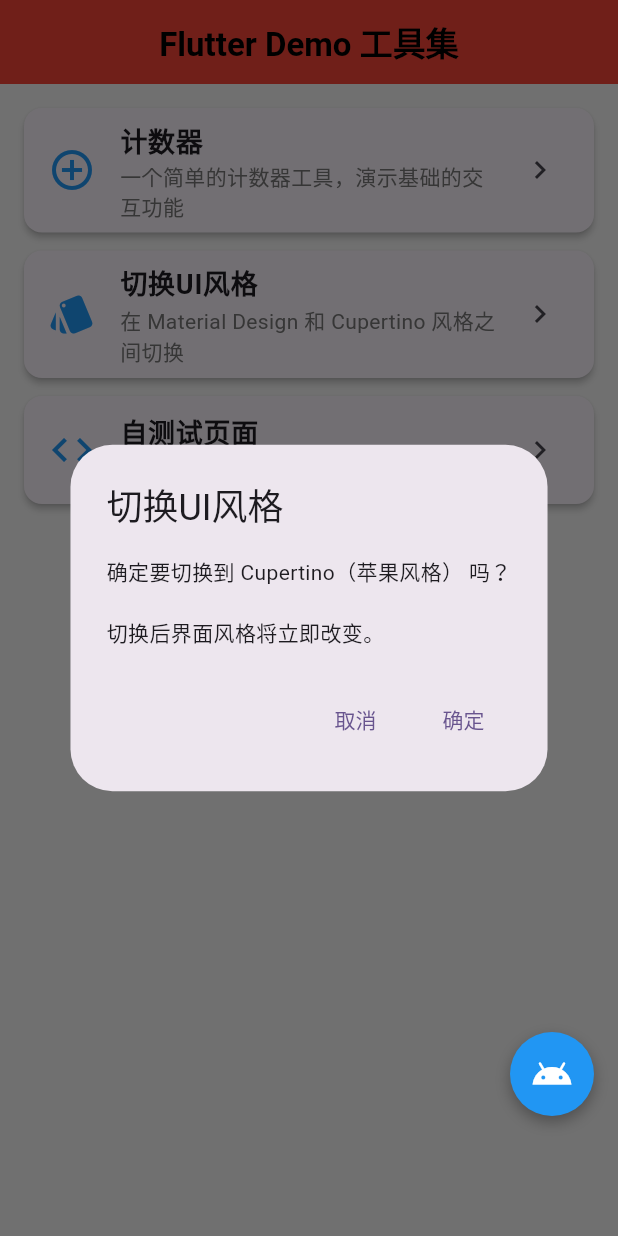
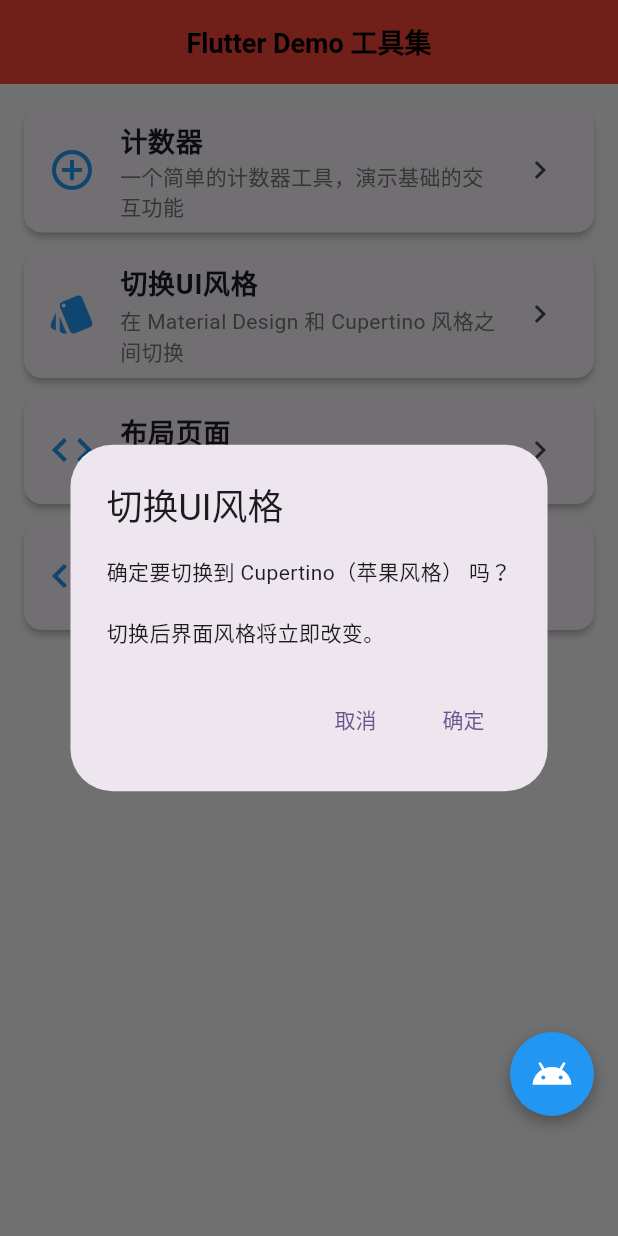
Before and after one commit to Garenge/Flutter-my-app, a Flutter app: the screen it shows after launch, after a tap on "切换UI风格", on a phone screen of 412 x 824 dp. Run offline on Flutter 3.47's test engine with Material 3 defaults, Android fonts, the phone set to English and light mode, and no system bars; our stand-ins replace shared_preferences.

Commit message:
重构：创建页面基类 MyBasePage，HomePage 继承基类，添加圆角样式
- 新增 lib/base/my_base_page.dart：通用页面基类，统一页面结构和导航栏样式
- HomePage 改为继承 MyBasePage，简化代码结构
- 为 Material 和 Cupertino 风格的列表项添加圆角（12px）
- 新增示例页面：my_layout_page.dart, my_navi_page.dart
- 删除测试页面：my_test_page.dart

```diff
--- /dev/null
+++ b/lib/base/my_base_page.dart
@@ -0,0 +1,72 @@
+import 'package:flutter/material.dart';
+import 'package:my_app/widgets/unified_page_scaffold.dart';
+
+/// 通用页面基类，相当于 iOS 里的基类 ViewController
+/// 负责：
+/// - 包一层 UnifiedPageScaffold
+/// - 统一导航栏样式
+/// - 统一是否使用 SafeArea
+/// 子类只需要关心：标题 + body 内容
+abstract class MyBasePage extends StatelessWidget {
+  const MyBasePage({super.key});
+
+  /// 页面标题（子类必须实现）
+  String get pageTitle => 'My page';
+
+  /// 整个页面背景色（包括 SafeArea 外），子类可按需重写
+  Color? get pageBackgroundColor => Colors.grey[100];
+
+  /// AppBar 背景色，子类可按需重写
+  Color get appBarBackgroundColor => Colors.blue;
+
+  /// 是否用 SafeArea 包裹 body，默认 true，子类可重写
+  bool get useSafeArea => true;
+
+  /// 页面主体内容（子类必须实现）
+  Widget buildBody(BuildContext context);
+
+  /// 右侧按钮（actions），子类可选实现
+  List<Widget>? buildActions(BuildContext context) => null;
+
+  /// 左侧 leading，子类可选实现
+  Widget? buildLeading(BuildContext context) => null;
+
+  /// 是否自动显示返回按钮，默认 true，子类可重写
+  bool get automaticallyImplyLeading => true;
+
+  @override
+  Widget build(BuildContext context) {
+    final body = buildBody(context);
+    final wrappedBody = useSafeArea ? SafeArea(child: body) : body;
+
+    return UnifiedPageScaffold(
+      backgroundColor: pageBackgroundColor,
+      appBar: buildAppBar(context),
+      body: wrappedBody,
+    );
+  }
+
+  Widget buildAppBar(BuildContext context) {
+    return UnifiedAppBar(
+      title: Text(
+        pageTitle,
+        style: const TextStyle(
+          fontSize: 18,
+          fontWeight: FontWeight.w600,
+          color: Colors.black,
+          inherit: false, // 明确避免 TextStyle 插值冲突
+        ),
+      ),
+      backgroundColor: appBarBackgroundColor,
+      leading: buildLeading(context),
+      actions: buildActions(context),
+      automaticallyImplyLeading: automaticallyImplyLeading,
+      cupertinoConfig: const {
+        'hideBorder': true,
+      },
+      materialConfig: const {
+        'toolbarHeight': 56.0,
+      },
+    );
+  }
+}
--- a/lib/pages/home_page.dart
+++ b/lib/pages/home_page.dart
@@ -1,10 +1,11 @@
 import 'package:flutter/material.dart';
 import 'package:flutter/cupertino.dart';
+import 'package:my_app/base/my_base_page.dart';
 import '../services/app_style_manager.dart';
-import '../widgets/unified_page_scaffold.dart';
 import '../widgets/unified_dialogs.dart';
 import 'counter_page.dart';
-import 'my_test_page.dart';
+import 'my_layout_page.dart';
+import 'my_navi_page.dart';
 
 /// 工具模型
 class ToolItem {
@@ -22,8 +23,24 @@ class ToolItem {
 }
 
 /// 首页 - 工具列表
-class HomePage extends StatelessWidget {
+class HomePage extends MyBasePage {
   const HomePage({super.key});
+
+  /// 页面标题
+  @override
+  String get pageTitle => 'Flutter Demo 工具集';
+
+  /// 覆盖 AppBar 背景色（保持原来的红色）
+  @override
+  Color get appBarBackgroundColor => Colors.red;
+
+  /// 覆盖页面背景色（保持原来的灰色）
+  @override
+  Color? get pageBackgroundColor => Colors.grey[100];
+
+  /// 首页不需要返回按钮
+  @override
+  bool get automaticallyImplyLeading => false;
 
   /// 获取所有工具列表
   List<ToolItem> _getTools(BuildContext context) {
@@ -43,58 +60,28 @@ class HomePage extends StatelessWidget {
         onTap: () => _handleStyleSwitch(context),
       ),
       ToolItem(
-        title: '自测试页面',
+        title: '布局页面',
         description: '这个页面, 手写代码',
         icon: Icons.code,
         onTap: () {
-          _navigateToPage(context, const MyTestPage());
+          _navigateToPage(context, const MyLayoutPage());
+        },
+      ),
+      ToolItem(
+        title: '导航',
+        description: '导航UI',
+        icon: Icons.code,
+        onTap: () {
+          _navigateToPage(context, const MyNaviPage());
         },
       ),
       // 后续可以继续添加更多工具
     ];
   }
 
+  /// 构建页面主体（基类要求实现的方法）
   @override
-  Widget build(BuildContext context) {
-    final currentStyle = AppStyleManager.maybeOf(context)?.currentStyle ??
-        AppDesignStyle.material;
-
-    return UnifiedPageScaffold(
-      backgroundColor: Colors.grey[100],
-      appBar: _buildAppBar(currentStyle),
-      body: SafeArea(
-        child: _buildBody(context),
-      ),
-    );
-  }
-
-  /// 构建 AppBar
-  Widget _buildAppBar(AppDesignStyle currentStyle) {
-    return const UnifiedAppBar(
-      title: Text(
-        'Flutter Demo 工具集',
-        style: TextStyle(
-          fontSize: 22,
-          fontWeight: FontWeight.w600,
-          color: Colors.black,
-          inherit: false, // 明确设置 inherit 避免样式合并冲突
-        ),
-      ),
-      backgroundColor: Colors.red,
-      automaticallyImplyLeading: false,
-      // Cupertino 特定配置
-      cupertinoConfig: {
-        'hideBorder': true,
-      },
-      // Material 特定配置
-      materialConfig: {
-        'toolbarHeight': 56.0,
-      },
-    );
-  }
-
-  /// 构建页面主体
-  Widget _buildBody(BuildContext context) {
+  Widget buildBody(BuildContext context) {
     final tools = _getTools(context);
 
     return ListView.builder(
@@ -117,6 +104,9 @@ class HomePage extends StatelessWidget {
       return Card(
         margin: const EdgeInsets.only(bottom: 12),
         elevation: 2,
+        shape: RoundedRectangleBorder(
+          borderRadius: BorderRadius.circular(12), // 圆角半径，可以调整
+        ),
         child: ListTile(
           leading: Icon(tool.icon, size: 32, color: Colors.blue),
           title: Text(
@@ -146,11 +136,10 @@ class HomePage extends StatelessWidget {
           margin: const EdgeInsets.only(bottom: 8),
           decoration: BoxDecoration(
             color: CupertinoColors.systemBackground,
-            border: Border(
-              bottom: BorderSide(
-                color: CupertinoColors.separator,
-                width: 0.5,
-              ),
+            borderRadius: BorderRadius.circular(12), // 圆角半径，与 Material 风格保持一致
+            border: Border.all(
+              color: CupertinoColors.separator,
+              width: 0.5,
             ),
           ),
           child: Row(
--- /dev/null
+++ b/lib/pages/my_navi_page.dart
@@ -0,0 +1,33 @@
+import 'package:flutter/material.dart';
+import 'package:my_app/base/my_base_page.dart';
+
+/// 示例页面：演示如何继承 MyBasePage
+class MyNaviPage extends MyBasePage {
+  const MyNaviPage({super.key});
+
+  /// 标题交给基类的 AppBar 使用
+  @override
+  String get pageTitle => '布局页面1';
+
+  /// 覆盖页面背景色（相当于 window/view 背景）
+  @override
+  Color? get pageBackgroundColor => Colors.red;
+
+  /// 覆盖导航栏背景色
+  @override
+  Color get appBarBackgroundColor => const Color(0xFFAABBFF);
+
+  /// 构建当前页面的主体内容
+  @override
+  Widget buildBody(BuildContext context) {
+    return Container(
+      color: Colors.blue,
+      child: const Center(
+        child: Text(
+          '导航下面整个都是body',
+          style: TextStyle(color: Colors.white),
+        ),
+      ),
+    );
+  }
+}
--- a/lib/widgets/unified_page_scaffold.dart
+++ b/lib/widgets/unified_page_scaffold.dart
@@ -129,10 +129,6 @@ class UnifiedAppBar extends StatelessWidget implements PreferredSizeWidget {
       final navBarColor =
           cupertinoConfig?['backgroundColor'] as Color? ?? backgroundColor;
 
-      print(
-          'cupertinoConfig.backgroundColor, ${cupertinoConfig?['backgroundColor']}');
-      print('backgroundColor, $backgroundColor');
-
       return CupertinoNavigationBar(
         backgroundColor: navBarColor,
         // 导航阴影
```
Also changed, not shown: lib/pages/my_layout_page.dart (added, +111 -0 lines), lib/pages/my_test_page.dart (deleted, +0 -37 lines).
